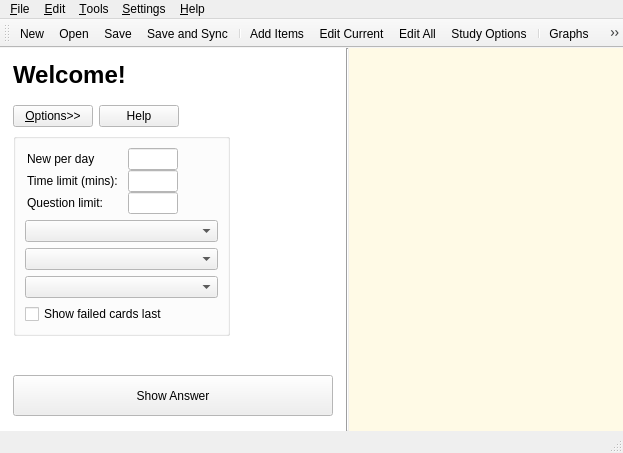
This is designer/main.ui in ankitects/anki as Qt 5 draws it before an edit. The edited form follows.
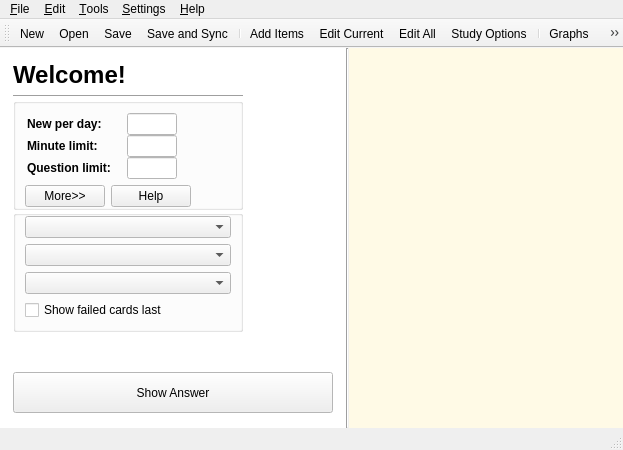
This is the edited form. The open tabs and pages were chosen to show the change. Icons and pictures are not drawn.

Commit message: dynamic minute limit, study screen updates

Diff of the .ui file:
```diff
--- a/designer/main.ui
+++ b/designer/main.ui
@@ -6,7 +6,7 @@
     <x>0</x>
     <y>0</y>
     <width>536</width>
-    <height>453</height>
+    <height>450</height>
    </rect>
   </property>
   <property name="sizePolicy" >
@@ -28,7 +28,7 @@
      <x>0</x>
      <y>69</y>
      <width>536</width>
-     <height>364</height>
+     <height>361</height>
     </rect>
    </property>
    <property name="sizePolicy" >
@@ -208,7 +208,7 @@
             <x>0</x>
             <y>0</y>
             <width>251</width>
-            <height>305</height>
+            <height>302</height>
            </rect>
           </property>
           <layout class="QHBoxLayout" name="horizontalLayout_5" >
@@ -216,6 +216,9 @@
             <layout class="QHBoxLayout" name="horizontalLayout_4" >
              <item>
               <layout class="QVBoxLayout" name="verticalLayout_11" >
+               <property name="spacing" >
+                <number>0</number>
+               </property>
                <property name="topMargin" >
                 <number>4</number>
                </property>
@@ -237,65 +240,36 @@
                  <property name="sizeHint" stdset="0" >
                   <size>
                    <width>20</width>
-                   <height>10</height>
+                   <height>6</height>
                   </size>
                  </property>
                 </spacer>
                </item>
                <item>
-                <layout class="QVBoxLayout" name="verticalLayout_12" >
-                 <item>
-                  <layout class="QHBoxLayout" name="horizontalLayout_2" >
-                   <item>
-                    <widget class="QPushButton" name="optionsButton" >
-                     <property name="text" >
-                      <string>&amp;Options>></string>
-                     </property>
-                     <property name="checkable" >
-                      <bool>true</bool>
-                     </property>
-                     <property name="checked" >
-                      <bool>false</bool>
-                     </property>
-                     <property name="flat" >
-                      <bool>false</bool>
-                     </property>
-                    </widget>
-                   </item>
-                   <item>
-                    <widget class="QPushButton" name="optionsHelpButton" >
-                     <property name="text" >
-                      <string>Help</string>
-                     </property>
-                    </widget>
-                   </item>
-                   <item>
-                    <spacer name="horizontalSpacer" >
-                     <property name="orientation" >
-                      <enum>Qt::Horizontal</enum>
-                     </property>
-                     <property name="sizeHint" stdset="0" >
-                      <size>
-                       <width>40</width>
-                       <height>20</height>
-                      </size>
-                     </property>
-                    </spacer>
-                   </item>
-                  </layout>
-                 </item>
-                 <item>
-                  <widget class="QGroupBox" name="optionsBox" >
+                <widget class="Line" name="line_2" >
                    <property name="maximumSize" >
                     <size>
                      <width>400</width>
                      <height>16777215</height>
                     </size>
                    </property>
+                 <property name="orientation" >
+                  <enum>Qt::Horizontal</enum>
+                 </property>
+                </widget>
+               </item>
+               <item>
+                <widget class="QGroupBox" name="groupBox" >
                    <property name="title" >
                     <string/>
                    </property>
-                   <layout class="QVBoxLayout" name="verticalLayout_8" >
+                 <property name="flat" >
+                  <bool>true</bool>
+                 </property>
+                 <layout class="QVBoxLayout" name="verticalLayout_9" >
+                  <property name="bottomMargin" >
+                   <number>0</number>
+                  </property>
                     <item>
                      <layout class="QGridLayout" name="gridLayout_13" >
                       <property name="leftMargin" >
@@ -313,7 +287,7 @@
                          </size>
                         </property>
                         <property name="text" >
-                         <string>Time limit (mins):</string>
+                       <string>&lt;b>Minute limit:&lt;/b></string>
                         </property>
                        </widget>
                       </item>
@@ -336,7 +310,7 @@
                       <item row="2" column="0" >
                        <widget class="QLabel" name="label_21" >
                         <property name="text" >
-                         <string>Question limit:</string>
+                       <string>&lt;b>Question limit:&lt;/b></string>
                         </property>
                        </widget>
                       </item>
@@ -378,7 +352,7 @@
                          </size>
                         </property>
                         <property name="text" >
-                         <string>New per day</string>
+                       <string>&lt;b>New per day:&lt;/b></string>
                         </property>
                        </widget>
                       </item>
@@ -417,13 +391,97 @@
                      </layout>
                     </item>
                     <item>
-                     <widget class="QComboBox" name="newCardOrder" />
+                   <layout class="QHBoxLayout" name="horizontalLayout_2" >
+                    <item>
+                     <widget class="QPushButton" name="optionsButton" >
+                      <property name="text" >
+                       <string>More>></string>
+                      </property>
+                      <property name="checkable" >
+                       <bool>true</bool>
+                      </property>
+                      <property name="checked" >
+                       <bool>false</bool>
+                      </property>
+                      <property name="flat" >
+                       <bool>false</bool>
+                      </property>
+                     </widget>
                     </item>
                     <item>
-                     <widget class="QComboBox" name="newCardScheduling" />
+                     <widget class="QPushButton" name="optionsHelpButton" >
+                      <property name="text" >
+                       <string>Help</string>
+                      </property>
+                     </widget>
                     </item>
                     <item>
-                     <widget class="QComboBox" name="revCardOrder" />
+                     <spacer name="horizontalSpacer" >
+                      <property name="orientation" >
+                       <enum>Qt::Horizontal</enum>
+                      </property>
+                      <property name="sizeHint" stdset="0" >
+                       <size>
+                        <width>40</width>
+                        <height>20</height>
+                       </size>
+                      </property>
+                     </spacer>
+                    </item>
+                   </layout>
+                  </item>
+                 </layout>
+                </widget>
+               </item>
+               <item>
+                <layout class="QVBoxLayout" name="verticalLayout_12" >
+                 <item>
+                  <widget class="QGroupBox" name="optionsBox" >
+                   <property name="maximumSize" >
+                    <size>
+                     <width>400</width>
+                     <height>16777215</height>
+                    </size>
+                   </property>
+                   <property name="title" >
+                    <string/>
+                   </property>
+                   <property name="flat" >
+                    <bool>true</bool>
+                   </property>
+                   <layout class="QVBoxLayout" name="verticalLayout_8" >
+                    <property name="topMargin" >
+                     <number>0</number>
+                    </property>
+                    <item>
+                     <widget class="QComboBox" name="newCardOrder" >
+                      <property name="maximumSize" >
+                       <size>
+                        <width>400</width>
+                        <height>16777215</height>
+                       </size>
+                      </property>
+                     </widget>
+                    </item>
+                    <item>
+                     <widget class="QComboBox" name="newCardScheduling" >
+                      <property name="maximumSize" >
+                       <size>
+                        <width>400</width>
+                        <height>16777215</height>
+                       </size>
+                      </property>
+                     </widget>
+                    </item>
+                    <item>
+                     <widget class="QComboBox" name="revCardOrder" >
+                      <property name="maximumSize" >
+                       <size>
+                        <width>400</width>
+                        <height>16777215</height>
+                       </size>
+                      </property>
+                     </widget>
                     </item>
                     <item>
                      <widget class="QCheckBox" name="delayLapsedCards" >
@@ -481,8 +539,8 @@
            <rect>
             <x>0</x>
             <y>0</y>
-            <width>428</width>
-            <height>66</height>
+            <width>251</width>
+            <height>53</height>
            </rect>
           </property>
           <layout class="QVBoxLayout" name="verticalLayout" >
@@ -1135,7 +1193,7 @@
    <property name="geometry" >
     <rect>
      <x>0</x>
-     <y>433</y>
+     <y>430</y>
      <width>536</width>
      <height>20</height>
     </rect>
```
Left out of the diff: 43 changed lines with no effect on the pictures. Lines whose indentation alone changed are shown as unchanged. The commit also changes 1 other file.
